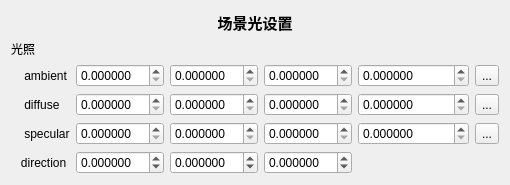
First picture: the form in Engine/LkEngineEditor/CustomToolBox/LightForm.ui, repository lvke-neu/DXWithQT, before the edit.
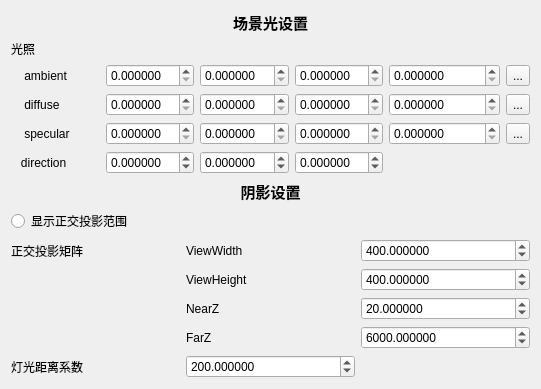
Second picture: the form after the edit.

Commit message: 加了个阴影正交投影矩阵、灯光距离系数的配置界面

What changed in the file:
```diff
--- a/Engine/LkEngineEditor/CustomToolBox/LightForm.ui
+++ b/Engine/LkEngineEditor/CustomToolBox/LightForm.ui
@@ -6,14 +6,14 @@
    <rect>
     <x>0</x>
     <y>0</y>
-    <width>493</width>
-    <height>164</height>
+    <width>541</width>
+    <height>381</height>
    </rect>
   </property>
   <property name="windowTitle">
    <string>Form</string>
   </property>
-  <layout class="QGridLayout" name="gridLayout">
+  <layout class="QGridLayout" name="gridLayout_2">
    <item row="0" column="0">
     <widget class="QLabel" name="label_18">
      <property name="font">
@@ -334,6 +334,174 @@
      </item>
     </layout>
    </item>
+   <item row="2" column="0">
+    <widget class="QLabel" name="label_19">
+     <property name="font">
+      <font>
+       <family>楷体</family>
+       <pointsize>11</pointsize>
+       <weight>75</weight>
+       <bold>true</bold>
+       <underline>false</underline>
+       <strikeout>false</strikeout>
+      </font>
+     </property>
+     <property name="text">
+      <string>阴影设置</string>
+     </property>
+     <property name="alignment">
+      <set>Qt::AlignCenter</set>
+     </property>
+    </widget>
+   </item>
+   <item row="3" column="0">
+    <layout class="QGridLayout" name="gridLayout">
+     <item row="3" column="1">
+      <widget class="QLabel" name="label_3">
+       <property name="text">
+        <string>NearZ</string>
+       </property>
+      </widget>
+     </item>
+     <item row="3" column="2">
+      <widget class="QDoubleSpinBox" name="NearZ">
+       <property name="decimals">
+        <number>6</number>
+       </property>
+       <property name="minimum">
+        <double>1.000000000000000</double>
+       </property>
+       <property name="maximum">
+        <double>99999999.000000000000000</double>
+       </property>
+       <property name="singleStep">
+        <double>10.000000000000000</double>
+       </property>
+       <property name="value">
+        <double>20.000000000000000</double>
+       </property>
+      </widget>
+     </item>
+     <item row="4" column="1">
+      <widget class="QLabel" name="label_6">
+       <property name="text">
+        <string>FarZ</string>
+       </property>
+      </widget>
+     </item>
+     <item row="5" column="1">
+      <widget class="QDoubleSpinBox" name="lightDiscoefficient">
+       <property name="decimals">
+        <number>6</number>
+       </property>
+       <property name="minimum">
+        <double>1.000000000000000</double>
+       </property>
+       <property name="maximum">
+        <double>99999999.000000000000000</double>
+       </property>
+       <property name="singleStep">
+        <double>10.000000000000000</double>
+       </property>
+       <property name="value">
+        <double>200.000000000000000</double>
+       </property>
+      </widget>
+     </item>
+     <item row="2" column="1">
+      <widget class="QLabel" name="label_2">
+       <property name="text">
+        <string>ViewHeight</string>
+       </property>
+      </widget>
+     </item>
+     <item row="4" column="2">
+      <widget class="QDoubleSpinBox" name="FarZ">
+       <property name="decimals">
+        <number>6</number>
+       </property>
+       <property name="minimum">
+        <double>1.000000000000000</double>
+       </property>
+       <property name="maximum">
+        <double>99999999.000000000000000</double>
+       </property>
+       <property name="singleStep">
+        <double>10.000000000000000</double>
+       </property>
+       <property name="value">
+        <double>6000.000000000000000</double>
+       </property>
+      </widget>
+     </item>
+     <item row="1" column="2">
+      <widget class="QDoubleSpinBox" name="ViewWidth">
+       <property name="decimals">
+        <number>6</number>
+       </property>
+       <property name="minimum">
+        <double>1.000000000000000</double>
+       </property>
+       <property name="maximum">
+        <double>99999999.000000000000000</double>
+       </property>
+       <property name="singleStep">
+        <double>10.000000000000000</double>
+       </property>
+       <property name="value">
+        <double>400.000000000000000</double>
+       </property>
+      </widget>
+     </item>
+     <item row="1" column="1">
+      <widget class="QLabel" name="label">
+       <property name="text">
+        <string>ViewWidth</string>
+       </property>
+      </widget>
+     </item>
+     <item row="2" column="2">
+      <widget class="QDoubleSpinBox" name="ViewHeight">
+       <property name="decimals">
+        <number>6</number>
+       </property>
+       <property name="minimum">
+        <double>1.000000000000000</double>
+       </property>
+       <property name="maximum">
+        <double>99999999.000000000000000</double>
+       </property>
+       <property name="singleStep">
+        <double>10.000000000000000</double>
+       </property>
+       <property name="value">
+        <double>400.000000000000000</double>
+       </property>
+      </widget>
+     </item>
+     <item row="1" column="0">
+      <widget class="QLabel" name="label_9">
+       <property name="text">
+        <string>正交投影矩阵</string>
+       </property>
+      </widget>
+     </item>
+     <item row="5" column="0">
+      <widget class="QLabel" name="label_11">
+       <property name="text">
+        <string>灯光距离系数</string>
+       </property>
+      </widget>
+     </item>
+     <item row="0" column="0">
+      <widget class="QRadioButton" name="showShadowRange">
+       <property name="text">
+        <string>显示正交投影范围</string>
+       </property>
+      </widget>
+     </item>
+    </layout>
+   </item>
   </layout>
  </widget>
  <resources/>
```
The commit also changes 13 other files.
